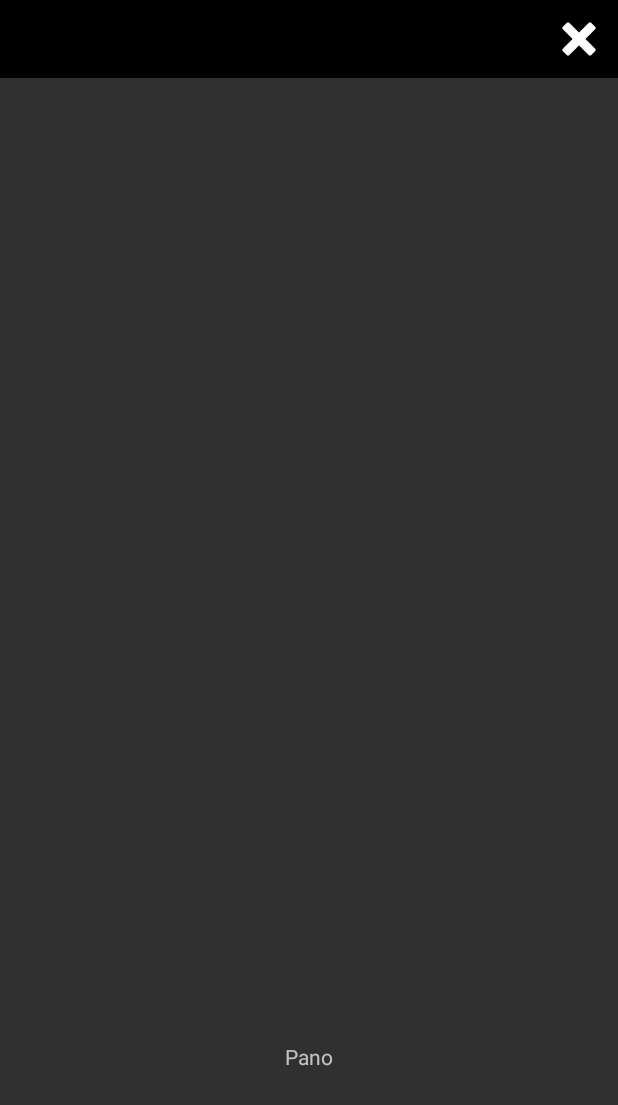
After one commit to Nicooooo/Camera, an Android app: the layout settings_pano.xml on its own in the app's theme, with its tools: preview values and no code run, on a phone screen of 412 x 824 dp. The commit adds this screen. Shown: the top 1105 px of the screen. Run offline under Robolectric (Android 15) with nearby library versions, the phone set to English and light mode, and no system bars.

Commit message:
add new images for panorama add new layout for panorama

```diff
--- /dev/null
+++ b/app/src/main/res/layout/settings_pano.xml
@@ -0,0 +1,48 @@
+<?xml version="1.0" encoding="utf-8"?>
+<RelativeLayout xmlns:android="http://schemas.android.com/apk/res/android"
+    android:layout_width="match_parent"
+    android:layout_height="match_parent">
+
+    <LinearLayout
+        android:id="@+id/pano_top"
+        android:layout_width="match_parent"
+        android:orientation="horizontal"
+        android:gravity="right"
+        android:background="@android:color/black"
+        android:layout_height="wrap_content">
+
+        <ImageButton
+            android:id="@+id/pano_close"
+            android:layout_width="wrap_content"
+            android:src="@drawable/close_button"
+
+            android:padding="10dp"
+            android:background="@null"
+            android:layout_height="wrap_content" />
+
+    </LinearLayout>
+
+    <TextView
+        android:id="@+id/pano"
+        android:text="Pano"
+        android:layout_above="@+id/fake_photo"
+        android:layout_width="wrap_content"
+        android:layout_height="wrap_content"
+        android:layout_centerHorizontal="true"
+        />
+
+    <ImageButton
+        android:id="@+id/fake_photo"
+        android:layout_width="90dp"
+        android:layout_height="90dp"
+        android:padding="10dp"
+        android:scaleType="fitCenter"
+        android:layout_centerHorizontal="true"
+        android:visibility="invisible"
+        android:layout_alignParentBottom="true"
+        android:layout_marginBottom="20dp"
+        android:contentDescription="@string/take_photo"
+        android:background="@null"
+        />
+
+</RelativeLayout>
```
Also changed, not shown: app/src/main/java/net/sourceforge/opencamera/MainActivity.java (+7 -8 lines), app/src/main/java/net/sourceforge/opencamera/UI/MainUI.java (+69 -1 lines), app/src/main/res/layout/activity_main.xml (+7 -0 lines), app/src/main/res/drawable-hdpi/close_button.png (added), app/src/main/res/drawable-mdpi/close_button.png (added), app/src/main/res/drawable-xhdpi/close_button.png (added), app/src/main/res/drawable-xxhdpi/close_button.png (added).
